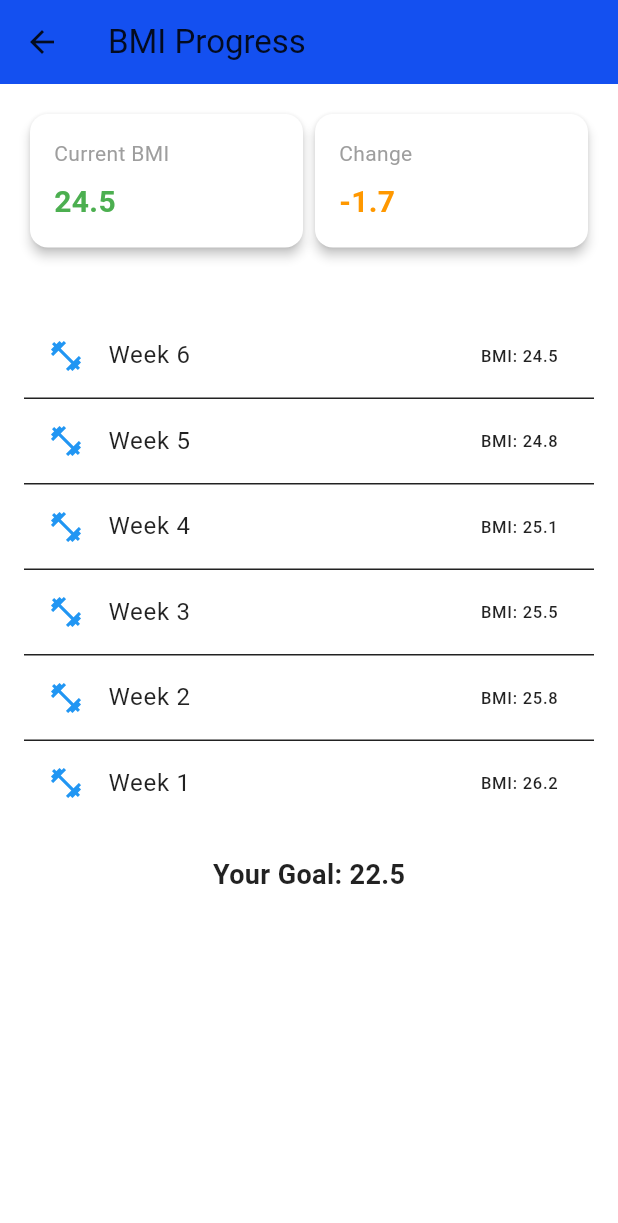
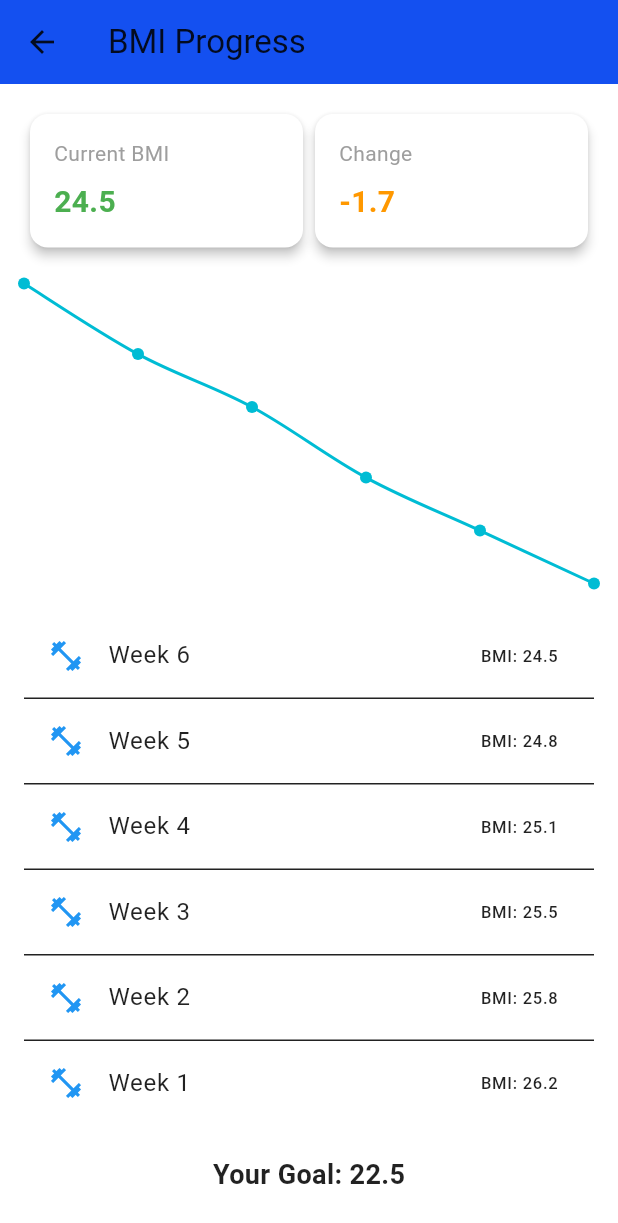
Before and after one commit to Kair1NG/FitMetricsApp, a Flutter app: the ProgressBMIScreen screen opened by its route, on a phone screen of 412 x 824 dp. Shown: the top 1223 px of the screen. Run offline on Flutter 3.47's test engine with Material 3 defaults, Android fonts, the phone set to English and light mode, and no system bars; drawn by our look-alikes of fl_chart.

Commit message:
Update pubspec.yaml

```diff
--- a/fit_metrics/lib/screens/progress_bmi_screen.dart
+++ b/fit_metrics/lib/screens/progress_bmi_screen.dart
@@ -53,7 +53,7 @@ class ProgressBMIScreen extends StatelessWidget {
             const SizedBox(height: 20),
 
             // the Chart
-            // ProgressChart(entries: entries),
+            ProgressChart(entries: entries),
             const SizedBox(height: 20),
 
             // Weekly progress list
--- a/fit_metrics/lib/widgets/progress_bmi_chart.dart
+++ b/fit_metrics/lib/widgets/progress_bmi_chart.dart
@@ -1,35 +1,32 @@
-// import 'package:flutter/material.dart';
-// import 'package:fl_chart/fl_chart.dart';
+import 'package:flutter/material.dart';
+import 'package:fl_chart/fl_chart.dart';
 
-// class ProgressChart extends StatelessWidget {
-//   final List<Map<String, dynamic>> entries;
+class ProgressChart extends StatelessWidget {
+  final List<Map<String, dynamic>> entries;
 
-//   const ProgressChart({super.key, required this.entries});
+  const ProgressChart({super.key, required this.entries});
 
-//   @override
-//   Widget build(BuildContext context) {
-//     return SizedBox(
-//       height: 200,
-//       child: LineChart(
-//         LineChartData(
-//           gridData: const FlGridData(show: false),
-//           titlesData: FlTitlesData(show: false),
-//           borderData: FlBorderData(show: false),
-//           lineBarsData: [
-//             LineChartBarData(
-//               isCurved: true,
-//               spots: entries
-//                   .map((e) => FlSpot(
-//                         e['week'].toDouble(),
-//                         e['bmi'].toDouble(),
-//                       ))
-//                   .toList(),
-//               dotData: const FlDotData(show: true),
-//               belowBarData: BarAreaData(show: false),
-//             ),
-//           ],
-//         ),
-//       ),
-//     );
-//   }
-// }
+  @override
+  Widget build(BuildContext context) {
+    return SizedBox(
+      height: 200,
+      child: LineChart(
+        LineChartData(
+          gridData: const FlGridData(show: false),
+          titlesData: FlTitlesData(show: false),
+          borderData: FlBorderData(show: false),
+          lineBarsData: [
+            LineChartBarData(
+              isCurved: true,
+              spots: entries
+                  .map((e) => FlSpot(e['week'].toDouble(), e['bmi'].toDouble()))
+                  .toList(),
+              dotData: const FlDotData(show: true),
+              belowBarData: BarAreaData(show: false),
+            ),
+          ],
+        ),
+      ),
+    );
+  }
+}
```
